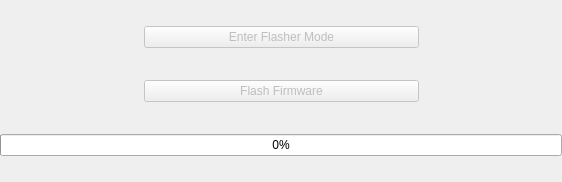
Above: src/widgets/adv-settings/flasher.ui from anpeaco/FreeJoyXConfiguratorQt before the change. Below: the same form after it.
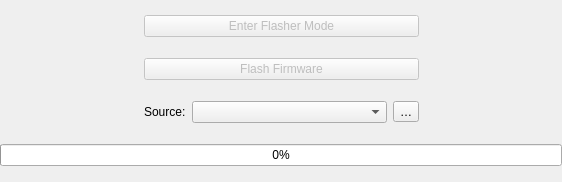
That is the form after the change.

Commit message: Recovery firmwares dropdown in Flasher tab

```diff
--- a/src/widgets/adv-settings/flasher.ui
+++ b/src/widgets/adv-settings/flasher.ui
@@ -90,7 +90,38 @@
      </property>
     </widget>
    </item>
-   <item row="2" column="0" colspan="3">
+   <item row="2" column="1">
+    <layout class="QHBoxLayout" name="layoutH_FlashSource" stretch="0,1,0">
+     <property name="spacing">
+      <number>6</number>
+     </property>
+     <item>
+      <widget class="QLabel" name="label_FlashSource">
+       <property name="text">
+        <string>Source:</string>
+       </property>
+      </widget>
+     </item>
+     <item>
+      <widget class="QComboBox" name="comboBox_FlashSource">
+       <property name="toolTip">
+        <string>Pick a firmware source. "Browse for file..." opens a file picker for any .bin. Named entries are recovery binaries auto-detected in the recovery/ folder next to the configurator -- drop known-good .bin files there to add them.</string>
+       </property>
+      </widget>
+     </item>
+     <item>
+      <widget class="QToolButton" name="toolButton_OpenRecoveryDir">
+       <property name="toolTip">
+        <string>Open the recovery folder so you can add or remove .bin files. The dropdown rescans on next click.</string>
+       </property>
+       <property name="text">
+        <string notr="true">…</string>
+       </property>
+      </widget>
+     </item>
+    </layout>
+   </item>
+   <item row="3" column="0" colspan="3">
     <widget class="QProgressBar" name="progressBar_Flash">
      <property name="sizePolicy">
       <sizepolicy hsizetype="Expanding" vsizetype="Fixed">
```
Left out of the diff: 2 changed lines with no effect on the pictures. The commit also changes 2 other files.
